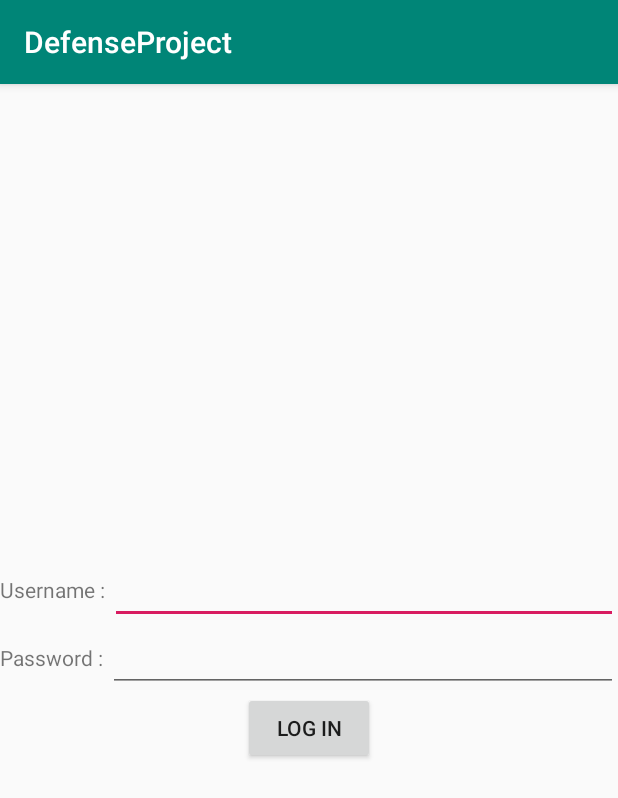
After one commit to moa1520/DefenseProject, an Android app: the LoginActivity screen opened directly, with no data from a screen before it, on a phone screen of 412 x 824 dp. The commit adds this screen. Shown: the top 798 px of the screen. Run offline under Robolectric (Android 15) with nearby library versions, the phone set to English and light mode, and no system bars.

Commit message:
로그인레이아웃,land 주석,수정(not succeed)

```diff
--- a/app/src/main/AndroidManifest.xml
+++ b/app/src/main/AndroidManifest.xml
@@ -21,7 +21,8 @@
             </intent-filter>
         </activity>
         <activity android:name=".LookActivity" />
-        <activity android:name=".WriteActivity"></activity>
+        <activity android:name=".WriteActivity" />
+        <activity android:name=".LoginActivity"></activity>
     </application>
 
 </manifest>
--- /dev/null
+++ b/app/src/main/java/com/example/taekyoungkang/defenseproject/LoginActivity.java
@@ -0,0 +1,13 @@
+package com.example.taekyoungkang.defenseproject;
+
+import android.support.v7.app.AppCompatActivity;
+import android.os.Bundle;
+
+public class LoginActivity extends AppCompatActivity {
+
+    @Override
+    protected void onCreate(Bundle savedInstanceState) {
+        super.onCreate(savedInstanceState);
+        setContentView(R.layout.activity_login);
+    }
+}
--- a/app/src/main/java/com/example/taekyoungkang/defenseproject/LookActivity.java
+++ b/app/src/main/java/com/example/taekyoungkang/defenseproject/LookActivity.java
@@ -43,7 +43,8 @@ public class LookActivity extends AppCompatActivity implements OnMapReadyCallbac
         }
 
         LookFragment look = new LookFragment();
-        look.setSelection(num);
+        //look.setSelection(num);
+        look.setSelection(getIntent().getIntExtra("index",-1));
         getSupportFragmentManager().beginTransaction().replace(R.id.look, look).commit();
     }
 
--- /dev/null
+++ b/app/src/main/res/layout/activity_login.xml
@@ -0,0 +1,54 @@
+<?xml version="1.0" encoding="utf-8"?>
+<LinearLayout xmlns:android="http://schemas.android.com/apk/res/android"
+    xmlns:app="http://schemas.android.com/apk/res-auto"
+    xmlns:tools="http://schemas.android.com/tools"
+    android:layout_width="match_parent"
+    android:orientation="vertical"
+    android:gravity="center"
+    android:layout_height="match_parent"
+    tools:context=".LoginActivity">
+    <LinearLayout
+        android:layout_height="wrap_content"
+        android:layout_width="match_parent"
+        android:orientation="horizontal"
+
+        android:gravity="center"
+        >
+    <TextView
+        android:layout_width="wrap_content"
+        android:layout_height="wrap_content"
+        android:text="Username : "
+        />
+    <EditText
+        android:layout_height="wrap_content"
+        android:layout_width="137dp"
+        android:id="@+id/Input_username"
+        android:layout_weight="0.38"
+        />
+</LinearLayout>
+    <LinearLayout
+        android:layout_width="match_parent"
+        android:layout_height="wrap_content"
+        android:orientation="horizontal"
+        android:gravity="center"
+        >
+        <TextView
+            android:layout_width="wrap_content"
+            android:layout_height="wrap_content"
+            android:text="Password : "
+            />
+        <EditText
+            android:layout_height="wrap_content"
+            android:layout_width="137dp"
+            android:id="@+id/Input_password"
+            android:layout_weight="0.38"
+            />
+    </LinearLayout>
+    <Button
+        android:layout_height="wrap_content"
+        android:layout_width="wrap_content"
+        android:layout_gravity="center_horizontal"
+        android:text="Log in"
+        android:id="@+id/login_btn"
+        />
+</LinearLayout>
```
